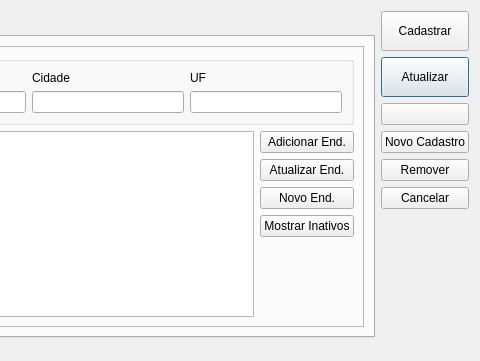
Above: cadastrofornecedor.ui from lellisls/ERP-STACCATO before the change; both pictures show x 864 to 1344 and y 0 to 361 of the 1344 by 361 pixel window. Below: the same form after it.
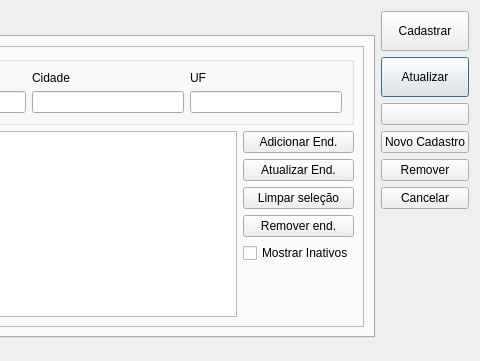
That is the form after the change. The open tabs and pages were chosen to show the change. Icons and pictures are not drawn. Custom widgets are drawn as their Qt base class.

Commit message: Refatorado endereços em CadastroFornecedor

Diff of the .ui file:
```diff
--- a/cadastrofornecedor.ui
+++ b/cadastrofornecedor.ui
@@ -692,12 +692,19 @@
             <item>
              <widget class="QPushButton" name="pushButtonNovoEnd">
               <property name="text">
-               <string>Novo End.</string>
+               <string>Limpar seleção</string>
               </property>
              </widget>
             </item>
             <item>
-             <widget class="QPushButton" name="pushButtonMostrarInativos">
+             <widget class="QPushButton" name="pushButtonRemoverEnd">
+              <property name="text">
+               <string>Remover end.</string>
+              </property>
+             </widget>
+            </item>
+            <item>
+             <widget class="QCheckBox" name="checkBoxMostrarInativos">
               <property name="text">
                <string>Mostrar Inativos</string>
               </property>
```
Left out of the diff: 8 changed lines with no effect on the pictures. The commit also changes 2 other files.
